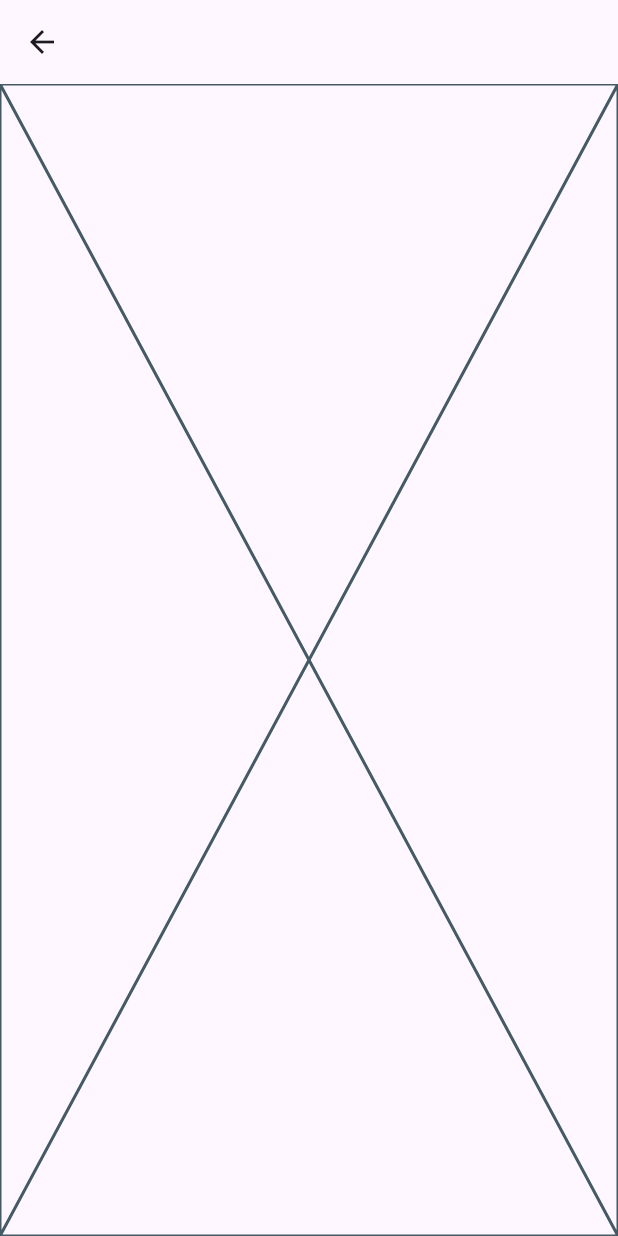
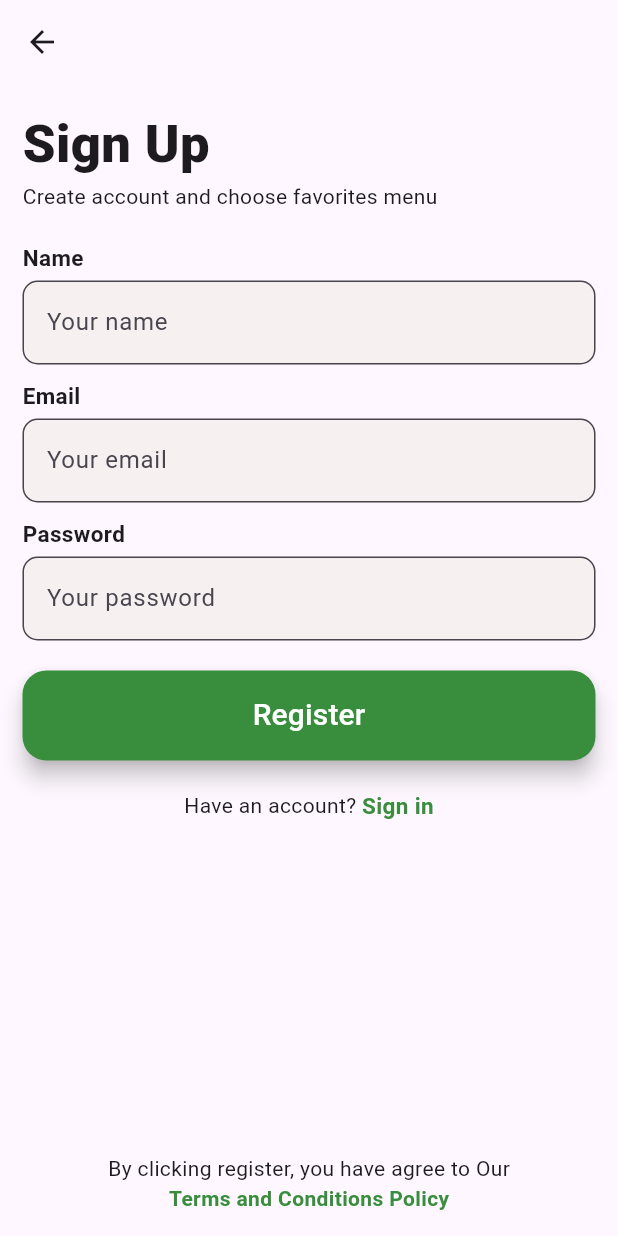
Before and after one commit to projecthanif/kupa_app_flutter, a Flutter app: the SignUpPage screen opened directly, on a phone screen of 412 x 824 dp. Run offline on Flutter 3.47's test engine with Material 3 defaults, Android fonts, the phone set to English and light mode, and no system bars.

Commit message:
done with the signup page?

```diff
--- a/lib/Auth/login_page.dart
+++ b/lib/Auth/login_page.dart
@@ -56,6 +56,7 @@ class LoginPage extends StatelessWidget {
                     ),
                     child: TextField(
                       decoration: InputDecoration(
+                        fillColor: Colors.grey,
                         label: Text(
                           "Your email",
                           style: TextStyle(
--- a/lib/Auth/signup_page.dart
+++ b/lib/Auth/signup_page.dart
@@ -1,13 +1,167 @@
+// ignore_for_file: prefer_const_constructors, prefer_const_literals_to_create_immutables
+
 import 'package:flutter/material.dart';
+import 'package:kupa_app/Auth/login_page.dart';
 
 class SignUpPage extends StatelessWidget {
   const SignUpPage({super.key});
+
+  // final TextEditingController _nameController = TextEditingController();
+
+  // final TextEditingController _emailController = TextEditingController();
+
+  // final TextEditingController _passwordController = TextEditingController();
 
   @override
   Widget build(BuildContext context) {
     return Scaffold(
       appBar: AppBar(),
-      body: const Placeholder(),
+      body: Padding(
+        padding: EdgeInsets.all(15),
+        child: Column(
+          crossAxisAlignment: CrossAxisAlignment.start,
+          children: [
+            Text(
+              "Sign Up",
+              style: TextStyle(
+                fontSize: 35.0,
+                fontWeight: FontWeight.w800,
+              ),
+            ),
+            Text("Create account and choose favorites menu"),
+            SizedBox(height: 20.0),
+            Column(
+              crossAxisAlignment: CrossAxisAlignment.start,
+              children: [
+                Text(
+                  "Name",
+                  style: TextStyle(
+                    fontSize: 15.0,
+                    fontWeight: FontWeight.w600,
+                  ),
+                ),
+                SizedBox(height: 5.0),
+                TextField(
+                  // controller: _nameController,
+                  decoration: InputDecoration(
+                    filled: true,
+                    fillColor: Color.fromARGB(255, 247, 240, 240),
+                    label: Text("Your name"),
+                    border: OutlineInputBorder(
+                      borderRadius: BorderRadius.circular(10),
+                    ),
+                  ),
+                ),
+              ],
+            ),
+            SizedBox(
+              height: 10.0,
+            ),
+            Column(
+              crossAxisAlignment: CrossAxisAlignment.start,
+              children: [
+                Text(
+                  "Email",
+                  style: TextStyle(fontWeight: FontWeight.w600, fontSize: 15),
+                ),
+                SizedBox(height: 5.0),
+                TextField(
+                  // controller: _emailController,
+                  decoration: InputDecoration(
+                    label: Text("Your email"),
+                    filled: true,
+                    fillColor: Color.fromARGB(255, 247, 240, 240),
+                    border: OutlineInputBorder(
+                      borderRadius: BorderRadius.circular(10),
+                    ),
+                  ),
+                ),
+              ],
+            ),
+            SizedBox(height: 10.0),
+            Column(
+              crossAxisAlignment: CrossAxisAlignment.start,
+              children: [
+                Text(
+                  "Password",
+                  style: TextStyle(fontWeight: FontWeight.w700, fontSize: 15.0),
+                ),
+                SizedBox(height: 5),
+                TextField(
+                  // controller: _passwordController,
+                  obscureText: true,
+                  decoration: InputDecoration(
+                    label: Text("Your password"),
+                    filled: true,
+                    fillColor: Color.fromARGB(255, 247, 240, 240),
+                    border: OutlineInputBorder(
+                      borderRadius: BorderRadius.circular(10),
+                    ),
+                  ),
+                )
+              ],
+            ),
+            SizedBox(
+              height: 20.0,
+            ),
+            SizedBox(
+              height: 60,
+              width: 400.0,
+              child: FloatingActionButton(
+                onPressed: () {},
+                backgroundColor: Colors.green[700],
+                child: Text(
+                  "Register",
+                  style: TextStyle(color: Colors.white, fontSize: 20.0),
+                ),
+              ),
+            ),
+            SizedBox(height: 15),
+            SizedBox(
+              height: 30.0,
+              child: Row(
+                mainAxisAlignment: MainAxisAlignment.center,
+                children: [
+                  Text("Have an account? "),
+                  GestureDetector(
+                    onTap: () {
+                      Navigator.push(
+                        context,
+                        MaterialPageRoute(builder: (context) => LoginPage()),
+                      );
+                    },
+                    child: Text(
+                      "Sign in",
+                      style: TextStyle(
+                        color: Colors.green[700],
+                        fontSize: 15.0,
+                        fontWeight: FontWeight.w600,
+                      ),
+                    ),
+                  )
+                ],
+              ),
+            ),
+            Spacer(),
+            Center(child: Text("By clicking register, you have agree to Our")),
+            Center(
+              child: SizedBox(
+                height: 20,
+                child: GestureDetector(
+                  onTap: () {},
+                  child: Text(
+                    "Terms and Conditions Policy",
+                    style: TextStyle(
+                      color: Colors.green[700],
+                      fontWeight: FontWeight.w600,
+                    ),
+                  ),
+                ),
+              ),
+            )
+          ],
+        ),
+      ),
     );
   }
 }
--- a/lib/main.dart
+++ b/lib/main.dart
@@ -14,6 +14,7 @@ class KupaApp extends StatelessWidget {
   @override
   Widget build(BuildContext context) {
     return MaterialApp(
+      debugShowCheckedModeBanner: false,
       // home: FirstPage(),
       home: AuthPage(),
     );
```
